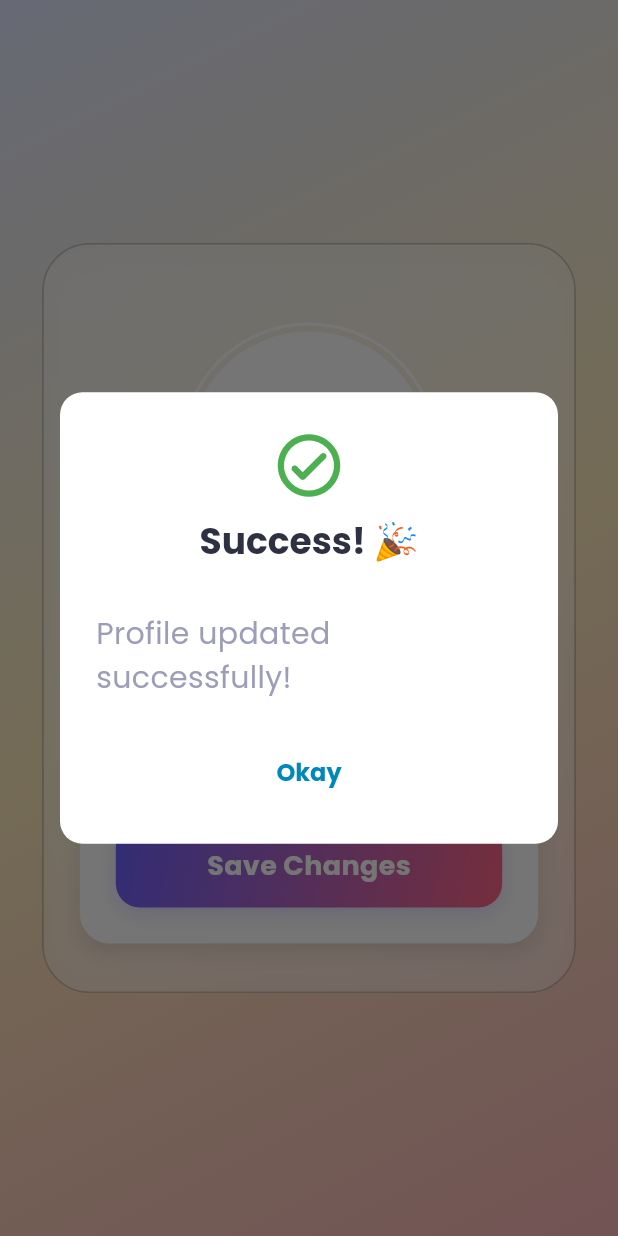
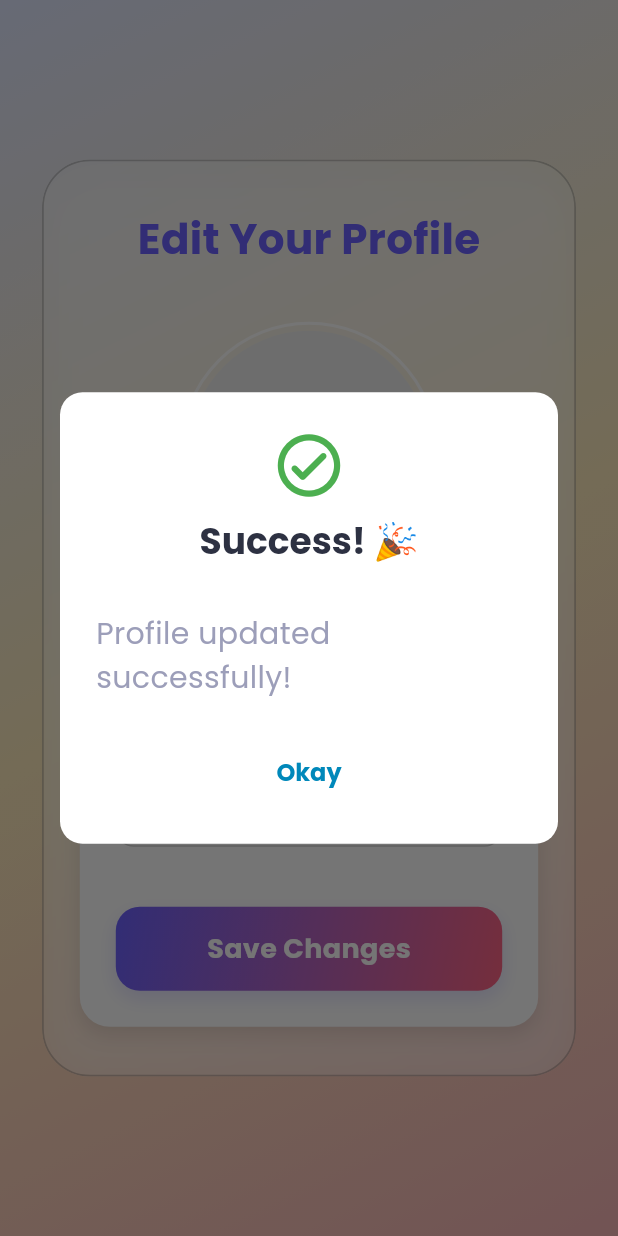
Before and after one commit to MohamedAlkindi/EventConnect, a Flutter app: the EditProfileScreen screen opened directly, after a tap on "Save Changes", on a phone screen of 412 x 824 dp. Run offline on Flutter 3.47's test engine with Material 3 defaults, Android fonts, the phone set to English and light mode, and no system bars; our stand-ins replace bloc, cloud_firestore, confetti, firebase_auth, firebase_core, flutter_bloc and 4 more; accounts and stored records are empty.

Commit message:
improved user experience, and tiny edits in UI logic

```diff
--- a/lib/features/edit_profile/presentation/edit_profile_screen.dart
+++ b/lib/features/edit_profile/presentation/edit_profile_screen.dart
@@ -26,14 +26,31 @@ class _EditProfileScreenState extends State<EditProfileScreen> {
   Widget build(BuildContext context) {
     var cubit = context.read<EditProfileCubit>();
     return Scaffold(
-      appBar: AppBar(
-        backgroundColor: Colors.transparent,
-        elevation: 0,
-        toolbarHeight: 0,
-        automaticallyImplyLeading: true,
-      ),
-      body: Stack(
-        children: [
+      body: BlocListener<EditProfileCubit, EditProfileState>(
+        listener: (context, state) {
+          if (state is EditProfileError) {
+            showErrorDialog(
+              context: context,
+              message: state.message,
+            );
+          } else if (state is EditProfileSuccess) {
+            showMessageDialog(
+              context: context,
+              titleText: 'Success! 🎉',
+              contentText: 'Profile updated successfully!',
+              icon: Icons.check_circle_outline_rounded,
+              iconColor: Colors.green,
+              buttonText: 'Okay',
+              onPressed: () {
+                Navigator.popAndPushNamed(
+                  context,
+                  userHomeScreenPageRoute,
+                );
+              },
+            );
+          }
+        },
+        child: Stack(children: [
           // Modern background with gradient and subtle overlay
           Container(
             decoration: const BoxDecoration(
@@ -75,36 +92,19 @@ class _EditProfileScreenState extends State<EditProfileScreen> {
                       padding: const EdgeInsets.symmetric(
                           horizontal: 24, vertical: 32),
                       child: Column(
-                        crossAxisAlignment: CrossAxisAlignment.start,
                         mainAxisSize: MainAxisSize.min,
                         children: [
-                          BlocListener<EditProfileCubit, EditProfileState>(
-                            listener: (context, state) {
-                              if (state is EditProfileError) {
-                                showErrorDialog(
-                                  context: context,
-                                  message: state.message,
-                                );
-                              } else if (state is EditProfileSuccess) {
-                                showMessageDialog(
-                                  context: context,
-                                  titleText: 'Success! 🎉',
-                                  contentText: 'Profile updated successfully!',
-                                  icon: Icons.check_circle_outline_rounded,
-                                  iconColor: Colors.green,
-                                  buttonText: 'Okay',
-                                  onPressed: () {
-                                    Navigator.popAndPushNamed(
-                                      context,
-                                      userProfileRoute,
-                                    );
-                                  },
-                                );
-                              }
-                            },
-                            child: Column(
-                              children: [
-                                const SizedBox(height: 20),
+                          Center(
+                            child: Text(
+                              "Edit Your Profile",
+                              style: GoogleFonts.poppins(
+                                fontSize: 28,
+                                fontWeight: FontWeight.bold,
+                                color: const Color(0xFF6C63FF),
+                              ),
+                            ),
+                          ),
+                          const SizedBox(height: 35),
                           // Profile picture with modern styling
                           Stack(
                             children: [
@@ -120,28 +120,39 @@ class _EditProfileScreenState extends State<EditProfileScreen> {
                                 child: BlocBuilder<EditProfileCubit,
                                     EditProfileState>(
                                   builder: (context, state) {
-                                          if (state is GotUserProfile) {
                                     return CircleAvatar(
                                       radius: 80,
-                                              backgroundColor: Colors.white,
-                                              backgroundImage:
-                                                  cubit.newSelectedImagePath !=
+                                      backgroundColor: Colors.grey[200],
+                                      backgroundImage: state is GotUserProfile
+                                          // when entering the app this state will be init.
+
+                                          // get the picture from the state.
+                                          ? (File(state.userProfile.profilePic)
+                                                      .existsSync()
+                                                  ? FileImage(
+                                                      File(state.userProfile
+                                                          .profilePic),
+                                                    )
+                                                  : const AssetImage(
+                                                      'assets/images/generic_user.png'))
+                                              as ImageProvider
+                                          // if the user changed the location only.
+                                          // the state will be SelectedCity so all the states are false.
+                                          // So get the old picture that was saved first from cubit,
+                                          : state is SelectedImage
+                                              ? FileImage(
+                                                  File(state.selectedImagePath),
+                                                ) as ImageProvider
+                                              // check if the user registered a new pic first.
+                                              : cubit.newSelectedImagePath ==
                                                       null
-                                                      ? FileImage(File(cubit
-                                                          .newSelectedImagePath!))
-                                                      : FileImage(File(state
-                                                              .userProfile
-                                                              .profilePic))
-                                                          as ImageProvider,
-                                            );
-                                          }
-                                          return const CircleAvatar(
-                                            radius: 80,
-                                            backgroundColor: Colors.white,
-                                            child: Icon(
-                                              Icons.person,
-                                              size: 80,
-                                              color: Colors.grey,
+                                                  ? FileImage(
+                                                      File(cubit
+                                                          .previouslySelectedImagePath!),
+                                                    ) as ImageProvider
+                                                  : FileImage(
+                                                      File(cubit
+                                                          .newSelectedImagePath!),
                                                     ),
                                     );
                                   },
@@ -187,8 +198,7 @@ class _EditProfileScreenState extends State<EditProfileScreen> {
                               ],
                             ),
                             child: Column(
-                                    crossAxisAlignment:
-                                        CrossAxisAlignment.start,
+                              crossAxisAlignment: CrossAxisAlignment.start,
                               children: [
                                 Text(
                                   "Select Your City",
@@ -199,14 +209,9 @@ class _EditProfileScreenState extends State<EditProfileScreen> {
                                   ),
                                 ),
                                 const SizedBox(height: 24),
-                                      BlocBuilder<EditProfileCubit,
-                                          EditProfileState>(
+                                BlocBuilder<EditProfileCubit, EditProfileState>(
                                   builder: (context, state) {
-                                          if (state is GotUserProfile) {
-                                            cubit.previouslySelectedCity =
-                                                state.userProfile.location;
-                                            return DropdownButtonFormField<
-                                                String>(
+                                    return DropdownButtonFormField<String>(
                                       decoration: InputDecoration(
                                         labelText: "City",
                                         labelStyle: GoogleFonts.poppins(
@@ -219,17 +224,14 @@ class _EditProfileScreenState extends State<EditProfileScreen> {
                                             color: Color(0xFF6C63FF),
                                           ),
                                         ),
-                                                enabledBorder:
-                                                    OutlineInputBorder(
+                                        enabledBorder: OutlineInputBorder(
                                           borderRadius:
                                               BorderRadius.circular(12),
                                           borderSide: BorderSide(
-                                                    color: Colors.grey
-                                                        .withOpacity(0.5),
+                                            color: Colors.grey.withOpacity(0.5),
                                           ),
                                         ),
-                                                focusedBorder:
-                                                    OutlineInputBorder(
+                                        focusedBorder: OutlineInputBorder(
                                           borderRadius:
                                               BorderRadius.circular(12),
                                           borderSide: const BorderSide(
@@ -237,16 +239,21 @@ class _EditProfileScreenState extends State<EditProfileScreen> {
                                           ),
                                         ),
                                       ),
-                                              value:
-                                                  cubit.previouslySelectedCity,
-                                              items: cubit.yemeniCities
-                                                  .map((String city) {
+                                      // Same as the picture!
+                                      value: state is GotUserProfile
+                                          ? state.userProfile.location
+                                          : state is SelectedCity
+                                              ? state.selectedCity
+                                              : cubit.newSelectedCity == null
+                                                  ? cubit.previouslySelectedCity
+                                                  : cubit.newSelectedCity!,
+                                      items:
+                                          cubit.yemeniCities.map((String city) {
                                         return DropdownMenuItem<String>(
                                           value: city,
                                           child: Text(
                                             city,
-                                                    style:
-                                                        GoogleFonts.poppins(),
+                                            style: GoogleFonts.poppins(),
                                           ),
                                         );
                                       }).toList(),
@@ -256,8 +263,6 @@ class _EditProfileScreenState extends State<EditProfileScreen> {
                                         }
                                       },
                                     );
-                                          }
-                                          return const SizedBox.shrink();
                                   },
                                 ),
                                 const SizedBox(height: 40),
@@ -274,8 +279,7 @@ class _EditProfileScreenState extends State<EditProfileScreen> {
                                         Color(0xFFFF6584)
                                       ],
                                     ),
-                                          borderRadius:
-                                              BorderRadius.circular(16),
+                                    borderRadius: BorderRadius.circular(16),
                                     boxShadow: [
                                       BoxShadow(
                                         color: const Color(0xFF6C63FF)
@@ -291,8 +295,7 @@ class _EditProfileScreenState extends State<EditProfileScreen> {
                                       onTap: () {
                                         cubit.updateUserProfile();
                                       },
-                                            borderRadius:
-                                                BorderRadius.circular(16),
+                                      borderRadius: BorderRadius.circular(16),
                                       child: Center(
                                         child: Text(
                                           'Save Changes',
@@ -312,15 +315,12 @@ class _EditProfileScreenState extends State<EditProfileScreen> {
                         ],
                       ),
                     ),
-                        ],
                   ),
                 ),
               ),
             ),
           ),
-            ),
-          ),
-        ],
+        ]),
       ),
     );
   }
```
Also changed, not shown: lib/features/complete_profile/presentation/complete_profile_screen.dart (+43 -55 lines), lib/main.dart (+21 -10 lines). Lines whose indentation alone changed are shown as unchanged.
